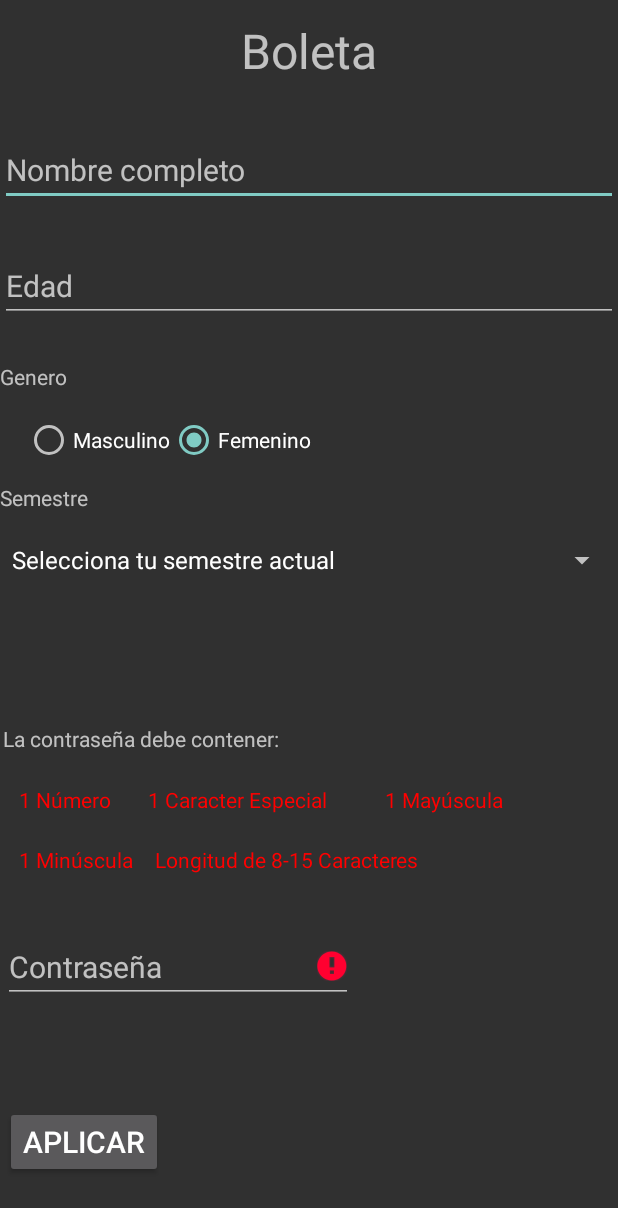
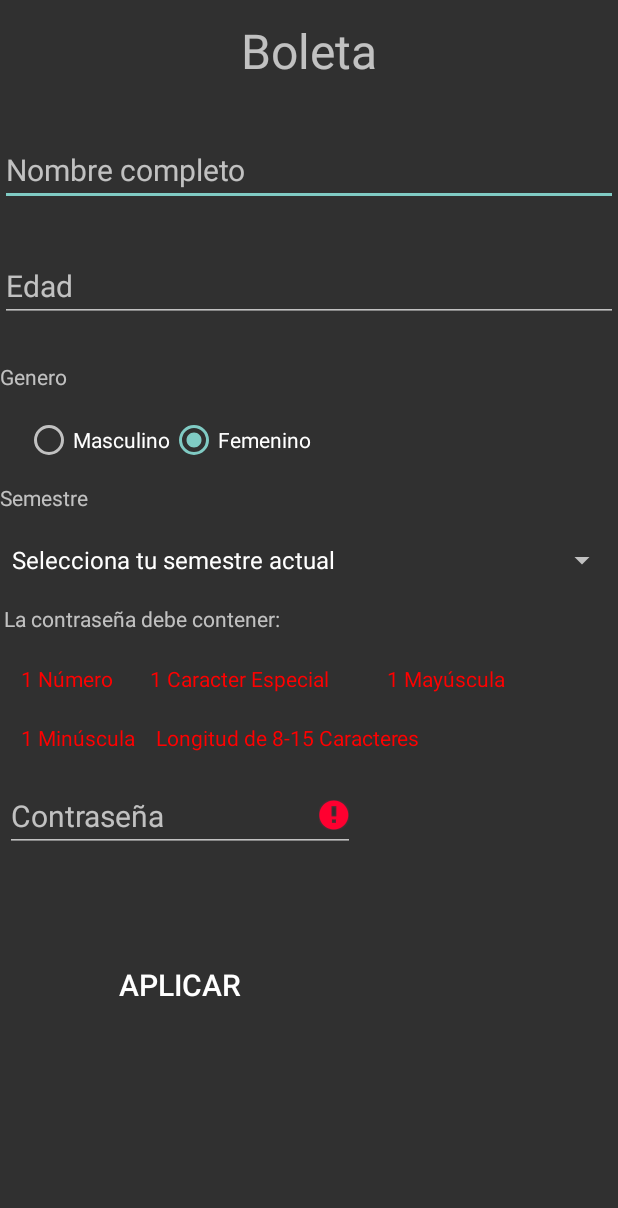
Before and after one commit to AlfredoArmenta/APPSTRESS, an Android app: the fragment CuentaFragment shown on its own in the app's theme, on a phone screen of 412 x 824 dp. Shown: the top 1208 px of the screen. Run offline under Robolectric (Android 15) with nearby library versions, the phone set to English and light mode, and no system bars; 7 statements that could not run were skipped.

Commit message:
Integración y modificación de las vistas de MOSTRAR Y CUENTA, como también, se elimino los spinner de materia de las vista y la columna de la tabla de de la base de datos

```diff
--- a/app/build.gradle
+++ b/app/build.gradle
@@ -10,6 +10,7 @@ android {
         versionCode 1
         versionName "1.0"
         testInstrumentationRunner "androidx.test.runner.AndroidJUnitRunner"
+        vectorDrawables.useSupportLibrary = true
     }
     buildTypes {
         release {
--- a/app/src/main/AndroidManifest.xml
+++ b/app/src/main/AndroidManifest.xml
@@ -12,9 +12,8 @@
 
     <application
 
-        android:icon="@drawable/ic_launcher_background"
+        android:icon="@drawable/ic_icon_app"
         android:label="Stress"
-        android:roundIcon="@drawable/ic_launcher_background"
         android:supportsRtl="true"
         android:theme="@style/Theme.AppCompat.NoActionBar">
 
@@ -33,8 +32,6 @@
             </intent-filter>
         </activity>
 
-        <service android:name="com.example.estres2.ui.comunicacion.BluetoothLeService" android:enabled="true"/>
-
         <activity
             android:name=".Registro"
             android:label="Registrar Usuario" />
--- a/app/src/main/java/com/example/estres2/Mostrar.java
+++ b/app/src/main/java/com/example/estres2/Mostrar.java
@@ -48,8 +48,7 @@ public class Mostrar extends AppCompatActivity {
                                 fila.getString(2),
                                 fila.getString(3),
                                 fila.getString(4),
-                                fila.getString(5),
-                                fila.getString(6)
+                                fila.getString(5)
                         )
                 );
             } while(fila.moveToNext());
--- a/app/src/main/java/com/example/estres2/ui/cuenta/CuentaFragment.java
+++ b/app/src/main/java/com/example/estres2/ui/cuenta/CuentaFragment.java
@@ -36,7 +36,6 @@ public class CuentaFragment extends Fragment {
     private RadioButton Masculino;
     private RadioButton Femenino;
     private Spinner Semestre;
-    private Spinner UA;
     private EditText Contraseña;
 
     private TextView Requerimientos;
@@ -45,8 +44,6 @@ public class CuentaFragment extends Fragment {
     private TextView Mayuscula;
     private TextView Minuscula;
     private TextView Longitud;
-
-    private Button Boton;
 
     // Variable del color verde
     private int ColorVerde;
@@ -76,20 +73,12 @@ public class CuentaFragment extends Fragment {
         Masculino = (RadioButton) root.findViewById(R.id.CFMasculino);
         Femenino = (RadioButton) root.findViewById(R.id.CFFemenino);
         Semestre = (Spinner) root.findViewById(R.id.CFSemestre);
-        UA = (Spinner) root.findViewById(R.id.CFMateria);
         Contraseña = (EditText) root.findViewById(R.id.CFContraseña);
 
         // String que nos ayudan a llenar a los spinners que sirven para la selección del semestre y la materia
         String [] semestre = {"Selecciona tu semestre actual", "1", "2", "3", "4", "5","6", "7", "8", "9", "10","11", "12", "13", "14", "15"};
         ArrayAdapter<String> AdapterSemestre = new ArrayAdapter<String>(getContext(), android.R.layout.simple_spinner_dropdown_item, semestre);
         Semestre.setAdapter(AdapterSemestre);
-
-        String [] UnidadAprendizaje = {"Selecciona una materia", "Lineas de Transmisión y Antenas", "Teoría de la Información", "Teoría de las Comunicaciones", "Variable Compleja",
-                "Protocolos de Internet", "Comunicaciones Digitales", "Sistemas Distribuidos", "Metodología", "Sistemas Celulares", "Multimedia","Señales y Sistemas", "Probabilidad",
-                "Programación de Dispositivos Móviles", "PT1", "PT2"};
-
-        ArrayAdapter<String> AdapterUnidad = new ArrayAdapter<String>(getContext(), android.R.layout.simple_spinner_dropdown_item, UnidadAprendizaje);
-        UA.setAdapter(AdapterUnidad);
 
         // Elementos de texto que nos proporcionan información sobre los parametros de la contraseña
         Requerimientos = (TextView) root.findViewById(R.id.CFTContraseña);
@@ -98,9 +87,9 @@ public class CuentaFragment extends Fragment {
         Mayuscula = (TextView) root.findViewById(R.id.CFMayuscula);
         Minuscula = (TextView) root.findViewById(R.id.CFMinuscula);
         Longitud = (TextView) root.findViewById(R.id.CFLongitud);
-        Boton = (Button) root.findViewById(R.id.CFAplicar);
+        Button boton = (Button) root.findViewById(R.id.CFAplicar);
 
-        Boton.setOnClickListener(new View.OnClickListener() {
+        boton.setOnClickListener(new View.OnClickListener() {
             @Override
             public void onClick(View v) {
                 ActualizarDatos();
@@ -118,7 +107,6 @@ public class CuentaFragment extends Fragment {
             Femenino.setChecked(true);
         }
         Semestre.setSelection(AdapterSemestre.getPosition(user.getSemestre()));
-        UA.setSelection(AdapterUnidad.getPosition(user.getUnidadA()));
         Contraseña.setText(user.getContraseña());
 
         // El valor númerico del color verde es = -16711936
@@ -153,16 +141,15 @@ public class CuentaFragment extends Fragment {
         user.setNombre(Nombre.getText().toString());
         user.setEdad(Edad.getText().toString());
 
-        if (Masculino.isChecked() == true) {
+        if (Masculino.isChecked()) {
             user.setGenero("Masculino");
         } else {
             user.setGenero("Femenino");
         }
         user.setSemestre(Semestre.getSelectedItem().toString());
-        user.setUnidadA(UA.getSelectedItem().toString());
         user.setContraseña(Contraseña.getText().toString());
 
-        if ( VerifyCampos() == true) {
+        if (VerifyCampos()) {
 
             if (bd.ActualizarUsuario(user) > 0) {
                 Toast.makeText(getContext(), "Se actualizo correctamente", Toast.LENGTH_SHORT).show();
@@ -211,13 +198,6 @@ public class CuentaFragment extends Fragment {
         if ( Semestre.getSelectedItem().toString() == "Selecciona tu semestre actual" ) {
             Toast.makeText(getContext(),
                     getText(R.string.SinSemestre), Toast.LENGTH_SHORT).show();
-            return false;
-        }
-
-        // Preguntamos si no se selecciona una unidad de aprendizaje
-        if ( UA.getSelectedItem().toString() == "Selecciona una materia" ) {
-            Toast.makeText(getContext(),
-                    getText(R.string.SinMateria), Toast.LENGTH_SHORT).show();
             return false;
         }
 
--- a/app/src/main/res/drawable/ic_menu_camera.xml
+++ b/app/src/main/res/drawable/ic_menu_camera.xml
@@ -1,4 +1,5 @@
-<vector xmlns:android="http://schemas.android.com/apk/res/android"
+<vector
+    xmlns:android="http://schemas.android.com/apk/res/android"
     android:width="24dp"
     android:height="24dp"
     android:viewportWidth="24.0"
--- a/app/src/main/res/layout/fragment_cuenta.xml
+++ b/app/src/main/res/layout/fragment_cuenta.xml
@@ -120,44 +120,72 @@
         app:layout_constraintVertical_bias="0.45" />
 
     <TextView
-        android:id="@+id/CFUnidadAprendizaje"
+        android:id="@+id/CFTContraseña"
         android:layout_width="wrap_content"
         android:layout_height="wrap_content"
-        android:text="Unidad de Aprendizaje"
+        android:text="La contraseña debe contener:"
         android:textSize="14sp"
-        android:visibility="invisible"
         app:layout_constraintBottom_toBottomOf="parent"
         app:layout_constraintEnd_toEndOf="parent"
-        app:layout_constraintHorizontal_bias="0.005"
+        app:layout_constraintHorizontal_bias="0.013"
         app:layout_constraintStart_toStartOf="parent"
-        app:layout_constraintTop_toTopOf="parent"
-        app:layout_constraintVertical_bias="0.5" />
+        app:layout_constraintTop_toTopOf="parent" />
 
-    <Spinner
-        android:id="@+id/CFMateria"
-        android:layout_width="match_parent"
+    <TextView
+        android:id="@+id/CFCaracterEspecial"
+        android:layout_width="wrap_content"
         android:layout_height="wrap_content"
-        android:spinnerMode="dialog"
-        android:visibility="invisible"
+        android:text="1 Caracter Especial"
+        android:textColor="@android:color/holo_red_dark"
+        android:textSize="14sp"
         app:layout_constraintBottom_toBottomOf="parent"
         app:layout_constraintEnd_toEndOf="parent"
-        app:layout_constraintHorizontal_bias="0.4"
+        app:layout_constraintHorizontal_bias="0.341"
         app:layout_constraintStart_toStartOf="parent"
         app:layout_constraintTop_toTopOf="parent"
         app:layout_constraintVertical_bias="0.55" />
 
     <TextView
-        android:id="@+id/CFTContraseña"
-        android:text="La contraseña debe contener:"
+        android:id="@+id/CFMayuscula"
         android:layout_width="wrap_content"
         android:layout_height="wrap_content"
+        android:text="1 Mayúscula"
+        android:textColor="@android:color/holo_red_dark"
         android:textSize="14sp"
         app:layout_constraintBottom_toBottomOf="parent"
         app:layout_constraintEnd_toEndOf="parent"
-        app:layout_constraintHorizontal_bias="0.01"
+        app:layout_constraintHorizontal_bias="0.774"
         app:layout_constraintStart_toStartOf="parent"
         app:layout_constraintTop_toTopOf="parent"
-        app:layout_constraintVertical_bias="0.6" />
+        app:layout_constraintVertical_bias="0.55" />
+
+    <TextView
+        android:id="@+id/CFMinuscula"
+        android:layout_width="wrap_content"
+        android:layout_height="wrap_content"
+        android:text="1 Minúscula"
+        android:textColor="@android:color/holo_red_dark"
+        android:textSize="14sp"
+        app:layout_constraintBottom_toBottomOf="parent"
+        app:layout_constraintEnd_toEndOf="parent"
+        app:layout_constraintHorizontal_bias="0.041"
+        app:layout_constraintStart_toStartOf="parent"
+        app:layout_constraintTop_toTopOf="parent"
+        app:layout_constraintVertical_bias="0.599" />
+
+    <TextView
+        android:id="@+id/CFLongitud"
+        android:layout_width="wrap_content"
+        android:layout_height="wrap_content"
+        android:text="Longitud de 8-15 Caracteres"
+        android:textColor="@android:color/holo_red_dark"
+        android:textSize="14sp"
+        app:layout_constraintBottom_toBottomOf="parent"
+        app:layout_constraintEnd_toEndOf="parent"
+        app:layout_constraintHorizontal_bias="0.44"
+        app:layout_constraintStart_toStartOf="parent"
+        app:layout_constraintTop_toTopOf="parent"
+        app:layout_constraintVertical_bias="0.599" />
 
     <TextView
         android:id="@+id/CFNumero"
@@ -168,66 +196,10 @@
         android:textSize="14sp"
         app:layout_constraintBottom_toBottomOf="parent"
         app:layout_constraintEnd_toEndOf="parent"
-        app:layout_constraintHorizontal_bias="0.037"
+        app:layout_constraintHorizontal_bias="0.04"
         app:layout_constraintStart_toStartOf="parent"
         app:layout_constraintTop_toTopOf="parent"
-        app:layout_constraintVertical_bias="0.65" />
-
-    <TextView
-        android:id="@+id/CFCaracterEspecial"
-        android:layout_width="wrap_content"
-        android:layout_height="wrap_content"
-        android:text="1 Caracter Especial"
-        android:textColor="@android:color/holo_red_dark"
-        android:textSize="14sp"
-        app:layout_constraintBottom_toBottomOf="parent"
-        app:layout_constraintEnd_toEndOf="parent"
-        app:layout_constraintHorizontal_bias="0.337"
-        app:layout_constraintStart_toStartOf="parent"
-        app:layout_constraintTop_toTopOf="parent"
-        app:layout_constraintVertical_bias="0.65" />
-
-    <TextView
-        android:id="@+id/CFMayuscula"
-        android:layout_width="wrap_content"
-        android:layout_height="wrap_content"
-        android:text="1 Mayúscula"
-        android:textColor="@android:color/holo_red_dark"
-        android:textSize="14sp"
-        app:layout_constraintBottom_toBottomOf="parent"
-        app:layout_constraintEnd_toEndOf="parent"
-        app:layout_constraintHorizontal_bias="0.77"
-        app:layout_constraintStart_toStartOf="parent"
-        app:layout_constraintTop_toTopOf="parent"
-        app:layout_constraintVertical_bias="0.65" />
-
-    <TextView
-        android:id="@+id/CFMinuscula"
-        android:layout_width="wrap_content"
-        android:layout_height="wrap_content"
-        android:text="1 Minúscula"
-        android:textColor="@android:color/holo_red_dark"
-        android:textSize="14sp"
-        app:layout_constraintBottom_toBottomOf="parent"
-        app:layout_constraintEnd_toEndOf="parent"
-        app:layout_constraintHorizontal_bias="0.037"
-        app:layout_constraintStart_toStartOf="parent"
-        app:layout_constraintTop_toTopOf="parent"
-        app:layout_constraintVertical_bias="0.7" />
-
-    <TextView
-        android:id="@+id/CFLongitud"
-        android:layout_width="wrap_content"
-        android:layout_height="wrap_content"
-        android:text="Longitud de 8-15 Caracteres"
-        android:textColor="@android:color/holo_red_dark"
-        android:textSize="14sp"
-        app:layout_constraintBottom_toBottomOf="parent"
-        app:layout_constraintEnd_toEndOf="parent"
-        app:layout_constraintHorizontal_bias="0.437"
-        app:layout_constraintStart_toStartOf="parent"
-        app:layout_constraintTop_toTopOf="parent"
-        app:layout_constraintVertical_bias="0.7" />
+        app:layout_constraintVertical_bias="0.55" />
 
     <EditText
         android:id="@+id/CFContraseña"
@@ -239,23 +211,24 @@
         android:textSize="20sp"
         app:layout_constraintBottom_toBottomOf="parent"
         app:layout_constraintEnd_toEndOf="parent"
-        app:layout_constraintHorizontal_bias="0.01"
+        app:layout_constraintHorizontal_bias="0.017"
         app:layout_constraintStart_toStartOf="parent"
         app:layout_constraintTop_toTopOf="parent"
-        app:layout_constraintVertical_bias="0.8" />
+        app:layout_constraintVertical_bias="0.67" />
 
     <Button
         android:id="@+id/CFAplicar"
         android:layout_width="wrap_content"
         android:layout_height="wrap_content"
+        android:background="#00FFFFFF"
         android:clickable="true"
         android:text="Aplicar"
         android:textSize="20sp"
         app:layout_constraintBottom_toBottomOf="parent"
         app:layout_constraintEnd_toEndOf="parent"
-        app:layout_constraintHorizontal_bias="0.01"
+        app:layout_constraintHorizontal_bias="0.235"
         app:layout_constraintStart_toStartOf="parent"
         app:layout_constraintTop_toTopOf="parent"
-        app:layout_constraintVertical_bias="0.95" />
+        app:layout_constraintVertical_bias="0.815" />
 
 </androidx.constraintlayout.widget.ConstraintLayout>
--- a/app/src/main/res/layout/fragment_eliminar.xml
+++ b/app/src/main/res/layout/fragment_eliminar.xml
@@ -24,6 +24,7 @@
         android:layout_height="wrap_content"
         android:clickable="true"
         android:text="Eliminar Cuenta"
+        android:background="#00FFFFFF"
         android:textSize="20sp"
         app:layout_constraintBottom_toBottomOf="parent"
         app:layout_constraintEnd_toEndOf="parent"
--- a/app/src/main/res/menu/activity_menu_principal_drawer.xml
+++ b/app/src/main/res/menu/activity_menu_principal_drawer.xml
@@ -6,7 +6,7 @@
     <group android:checkableBehavior="single">
         <item
             android:id="@+id/nav_inicio"
-            android:icon="@drawable/ic_launcher_background"
+            android:icon="@drawable/ic_house_24px"
             android:title="@string/menu_inicio" />
         <item
             android:id="@+id/nav_graficas"
--- a/app/src/main/res/values/dimens.xml
+++ b/app/src/main/res/values/dimens.xml
@@ -3,6 +3,6 @@
     <dimen name="activity_horizontal_margin">16dp</dimen>
     <dimen name="activity_vertical_margin">16dp</dimen>
     <dimen name="nav_header_vertical_spacing">8dp</dimen>
-    <dimen name="nav_header_height">176dp</dimen>
+    <dimen name="nav_header_height">170dp</dimen>
     <dimen name="fab_margin">16dp</dimen>
 </resources>
```
Also changed, not shown: app/src/main/java/com/example/estres2/DB.java (+3 -7 lines), app/src/main/java/com/example/estres2/ListaUsuarios.java (+7 -9 lines), app/src/main/java/com/example/estres2/Registro.java (+0 -16 lines), app/src/main/java/com/example/estres2/Usuario.java (+34 -27 lines), app/src/main/res/drawable/ic_account_box_24px.xml (added, +10 -0 lines), app/src/main/res/drawable/ic_house_24px.xml (added, +10 -0 lines), app/src/main/res/drawable/ic_icon_app.xml (added, +51 -0 lines), app/src/main/res/layout/activity_registro.xml (+63 -80 lines), app/src/main/res/layout/nav_header_menu_principal.xml (+14 -5 lines), app/src/main/res/layout/vista_usuario.xml (+0 -37 lines), app/src/main/res/values/drawables.xml (deleted, +0 -9 lines).
